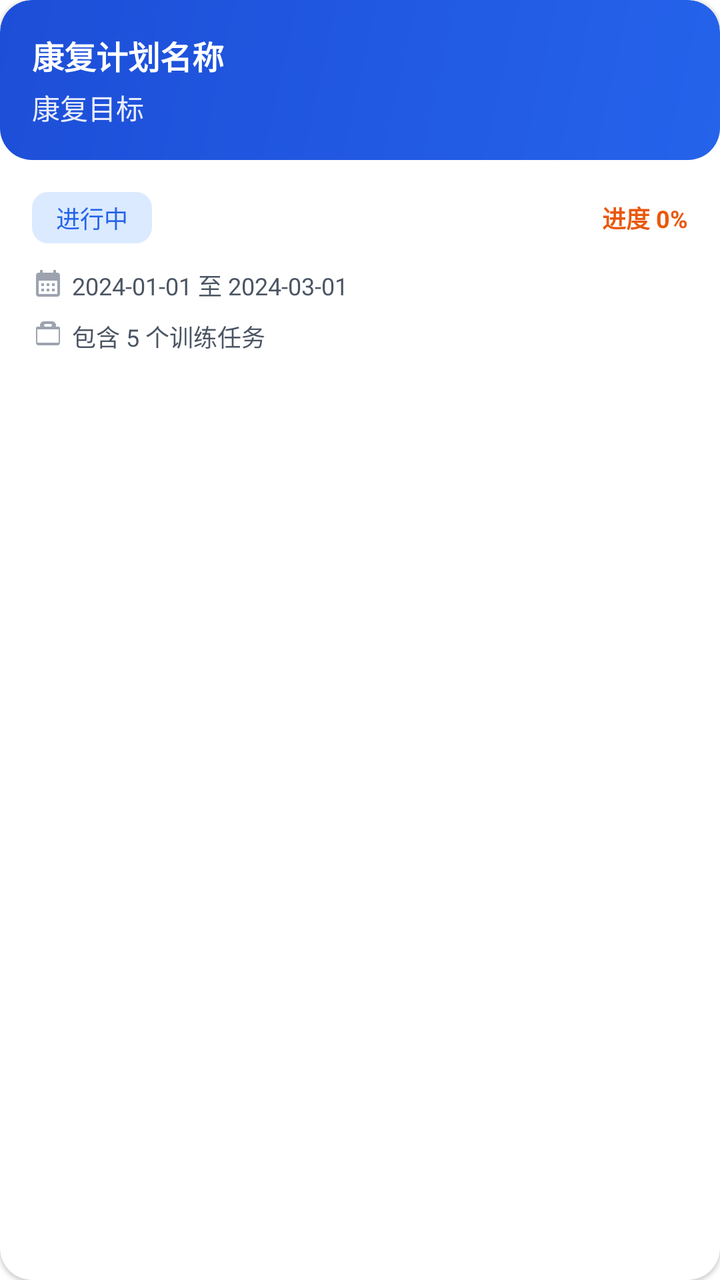
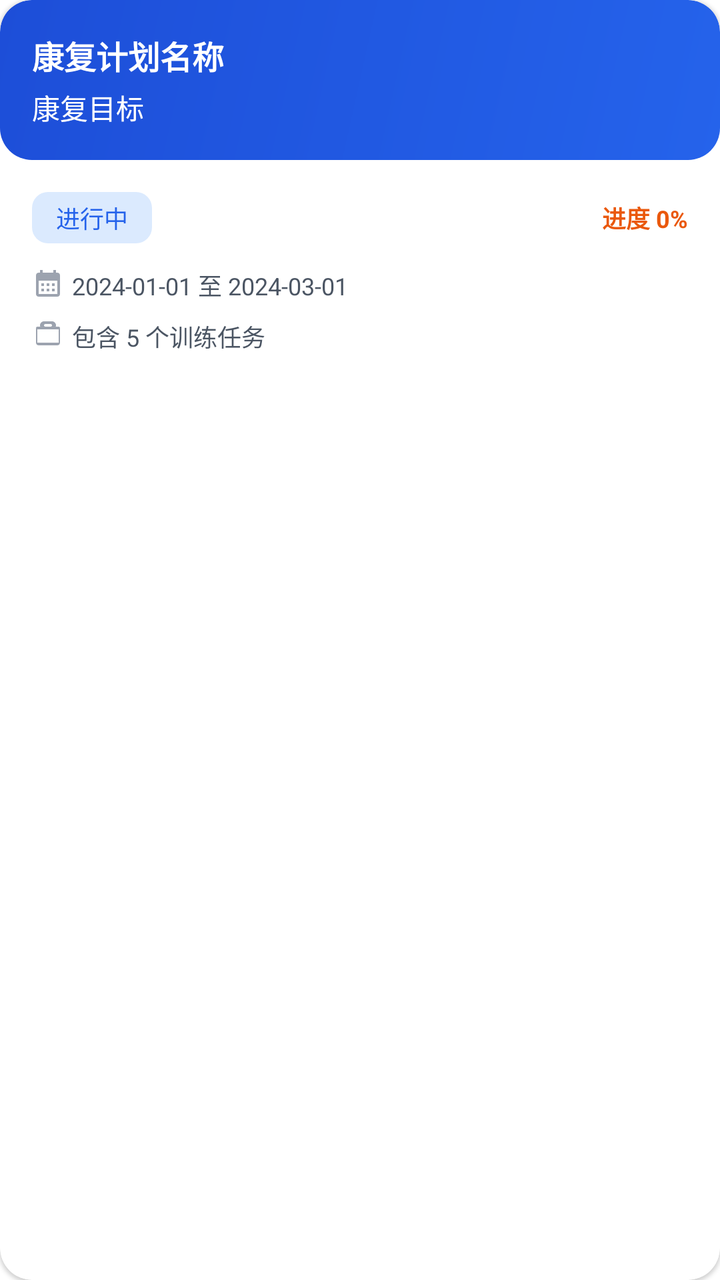

The first picture is an Android layout as it rendered before a commit; the second is the same layout after the commit. The layout source and the unified diff follow.
<!-- AndroidManifest.xml: application theme Theme.WinsRehab -->
<!-- res/layout/item_rehab_plan.xml -->
<?xml version="1.0" encoding="utf-8"?>
<androidx.cardview.widget.CardView
    xmlns:android="http://schemas.android.com/apk/res/android"
    xmlns:app="http://schemas.android.com/apk/res-auto"
    android:layout_width="match_parent"
    android:layout_height="wrap_content"
    android:layout_margin="@dimen/space_8"
    app:cardCornerRadius="@dimen/radius_16"
    app:cardElevation="@dimen/elevation_1"
    android:clickable="true"
    android:focusable="true"
    android:foreground="?attr/selectableItemBackground">

    <LinearLayout
        android:layout_width="match_parent"
        android:layout_height="wrap_content"
        android:orientation="vertical">

        
        <LinearLayout
            android:layout_width="match_parent"
            android:layout_height="wrap_content"
            android:background="@drawable/bg_brand_gradient"
            android:padding="@dimen/space_16"
            android:orientation="vertical">

            
            <TextView
                android:id="@+id/tv_plan_name"
                android:layout_width="match_parent"
                android:layout_height="wrap_content"
                android:text="康复计划名称" android:textAppearance="@style/TextAppearance.WinsRehab.Title16"
                android:textStyle="bold"
                android:textColor="@color/on_primary"/>

            
            <TextView
                android:id="@+id/tv_plan_goal"
                android:layout_width="match_parent"
                android:layout_height="wrap_content"
                android:layout_marginTop="@dimen/space_4"
                android:text="康复目标" android:textAppearance="@style/TextAppearance.WinsRehab.Body14"
                android:textColor="@color/on_primary"
                android:alpha="0.9"/>
        </LinearLayout>

        
        <LinearLayout
            android:layout_width="match_parent"
            android:layout_height="wrap_content"
            android:padding="@dimen/space_16"
            android:orientation="vertical">

            
            <LinearLayout
                android:layout_width="match_parent"
                android:layout_height="wrap_content"
                android:orientation="horizontal"
                android:gravity="center_vertical">

                <TextView
                    android:id="@+id/tv_plan_status"
                    android:layout_width="wrap_content"
                    android:layout_height="wrap_content"
                    android:text="进行中" android:textAppearance="@style/TextAppearance.WinsRehab.Body12"
                    android:textColor="@color/status_pending"
                    android:background="@drawable/bg_chip"
                    android:backgroundTint="@color/primary_container"
                    android:paddingHorizontal="@dimen/space_12"
                    android:paddingVertical="@dimen/space_4"/>

                <View
                    android:layout_width="0dp"
                    android:layout_height="1dp"
                    android:layout_weight="1"/>

                <TextView
                    android:id="@+id/tv_plan_progress"
                    android:layout_width="wrap_content"
                    android:layout_height="wrap_content"
                    android:text="进度 0%" android:textAppearance="@style/TextAppearance.WinsRehab.Body12"
                    android:textColor="@color/warning"
                    android:textStyle="bold"/>
            </LinearLayout>

            
            <LinearLayout
                android:layout_width="match_parent"
                android:layout_height="wrap_content"
                android:layout_marginTop="@dimen/space_12"
                android:orientation="horizontal">

                <ImageView
                    android:layout_width="16dp"
                    android:layout_height="16dp"
                    android:src="@drawable/ic_calendar"
                    app:tint="@color/on_surface_tertiary"/>

                <TextView
                    android:id="@+id/tv_plan_date"
                    android:layout_width="wrap_content"
                    android:layout_height="wrap_content"
                    android:layout_marginStart="@dimen/space_4"
                    android:text="2024-01-01 至 2024-03-01" android:textAppearance="@style/TextAppearance.WinsRehab.Body12"
                    android:textColor="@color/on_surface_secondary"/>
            </LinearLayout>

            
            <LinearLayout
                android:layout_width="match_parent"
                android:layout_height="wrap_content"
                android:layout_marginTop="@dimen/space_8"
                android:orientation="horizontal">

                <ImageView
                    android:layout_width="16dp"
                    android:layout_height="16dp"
                    android:src="@drawable/ic_task"
                    app:tint="@color/on_surface_tertiary"/>

                <TextView
                    android:id="@+id/tv_task_count"
                    android:layout_width="wrap_content"
                    android:layout_height="wrap_content"
                    android:layout_marginStart="@dimen/space_4"
                    android:text="包含 5 个训练任务" android:textAppearance="@style/TextAppearance.WinsRehab.Body12"
                    android:textColor="@color/on_surface_secondary"/>
            </LinearLayout>
        </LinearLayout>
    </LinearLayout>
</androidx.cardview.widget.CardView>
<!-- resources referenced by this layout -->
<resources>
  <color name="on_primary">#FFFFFFFF</color>
  <color name="on_surface_secondary">#FF4B5563</color>
  <color name="on_surface_tertiary">#FF9CA3AF</color>
  <color name="primary_container">#FFDBEAFE</color>
  <color name="status_pending">#FF2563EB</color>
  <color name="warning">#FFEA580C</color>
  <dimen name="elevation_1">1dp</dimen>
  <dimen name="radius_16">16dp</dimen>
  <dimen name="space_12">12dp</dimen>
  <dimen name="space_16">16dp</dimen>
  <dimen name="space_4">4dp</dimen>
  <dimen name="space_8">8dp</dimen>
  <!-- drawable bg_brand_gradient (drawable) -->
  <?xml version="1.0" encoding="utf-8"?>
  <shape xmlns:android="http://schemas.android.com/apk/res/android" android:shape="rectangle">
      <gradient
          android:startColor="@color/primary"
          android:endColor="@color/brand_doctor_primary_dark"
          android:angle="135"/>
      <corners android:radius="@dimen/radius_16"/>
  </shape>
  <!-- drawable bg_chip (drawable) -->
  <?xml version="1.0" encoding="utf-8"?>
  <shape xmlns:android="http://schemas.android.com/apk/res/android" android:shape="rectangle">
      <solid android:color="@color/surface_variant"/>
      <corners android:radius="@dimen/radius_8"/>
  </shape>
  <!-- drawable ic_calendar (drawable) -->
  <vector xmlns:android="http://schemas.android.com/apk/res/android" android:height="24dp" android:tint="@color/on_surface" android:viewportHeight="24" android:viewportWidth="24" android:width="24dp">
        
      <path android:fillColor="@android:color/white" android:pathData="M19,4h-1V2h-2v2H8V2H6v2H5C3.89,4 3.01,4.9 3.01,6L3,20c0,1.1 0.89,2 2,2h14c1.1,0 2,-0.9 2,-2V6C21,4.9 20.1,4 19,4zM19,20H5V10h14V20zM9,14H7v-2h2V14zM13,14h-2v-2h2V14zM17,14h-2v-2h2V14zM9,18H7v-2h2V18zM13,18h-2v-2h2V18zM17,18h-2v-2h2V18z"/>
      
  </vector>
  <!-- drawable ic_task (drawable) -->
  <vector xmlns:android="http://schemas.android.com/apk/res/android"
      android:width="24dp"
      android:height="24dp"
      android:viewportWidth="24"
      android:viewportHeight="24">
      <path
          android:fillColor="@color/on_surface"
          android:pathData="M20,6h-2.18c0.11,-0.31 0.18,-0.65 0.18,-1 0,-1.66 -1.34,-3 -3,-3h-6c-1.66,0 -3,1.34 -3,3 0,0.35 0.07,0.69 0.18,1H4c-0.55,0 -1,0.45 -1,1v11c0,1.1 0.9,2 2,2h14c1.1,0 2,-0.9 2,-2V7c0,-0.55 -0.45,-1 -1,-1zM9,5c0,-0.55 0.45,-1 1,-1h4c0.55,0 1,0.45 1,1s-0.45,1 -1,1h-4c-0.55,0 -1,-0.45 -1,-1zm11,13H4V8h16v10z"/>
  </vector>
  <style name="TextAppearance.WinsRehab.Body12">
          <item name="android:textSize">12sp</item> 
      </style>
  <style name="TextAppearance.WinsRehab.Body14">
          <item name="android:textSize">14sp</item> 
      </style>
  <style name="TextAppearance.WinsRehab.Title16">
          <item name="android:textSize">16sp</item> 
      </style>
  <style name="Theme.WinsRehab" parent="Theme.MaterialComponents.DayNight.NoActionBar">
          <item name="buttonStyle">@style/MyRoundButton</item>
  
  
  
      </style>
  <color name="primary">#FF2563EB</color>
  <color name="brand_doctor_primary_dark">#FF1D4ED8</color>
  <color name="surface_variant">#FFF9FAFB</color>
  <dimen name="radius_8">8dp</dimen>
  <color name="on_surface">#FF1F2937</color>
  <style name="MyRoundButton">MyRoundButton
          <item name="android:background">@drawable/shape_btn_round</item>
  
      </style>
  <!-- drawable shape_btn_round (drawable) -->
  <?xml version="1.0" encoding="utf-8"?>
  <shape xmlns:android="http://schemas.android.com/apk/res/android">
  
      <corners android:radius="@dimen/radius_8"/>               
      <padding android:left="@dimen/space_4" android:right="@dimen/space_4"
        />
  </shape>
</resources>

<!-- the commit's change to res/layout/item_rehab_plan.xml (unified diff, before → after) -->
@@ -40,8 +40,7 @@
                 android:layout_height="wrap_content"
                 android:layout_marginTop="@dimen/space_4"
                 android:text="康复目标" android:textAppearance="@style/TextAppearance.WinsRehab.Body14"
-                android:textColor="@color/on_primary"
-                android:alpha="0.9"/>
+                android:textColor="@color/on_primary"/>
         </LinearLayout>
 
         
